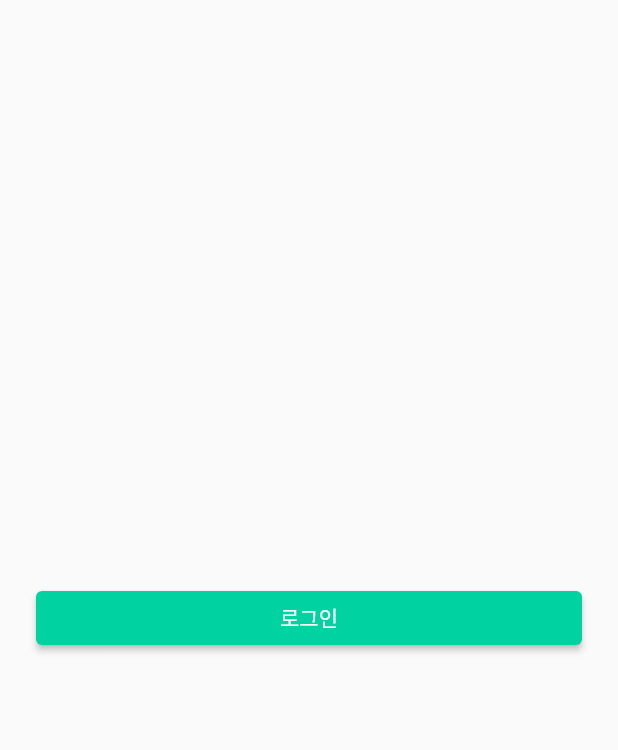
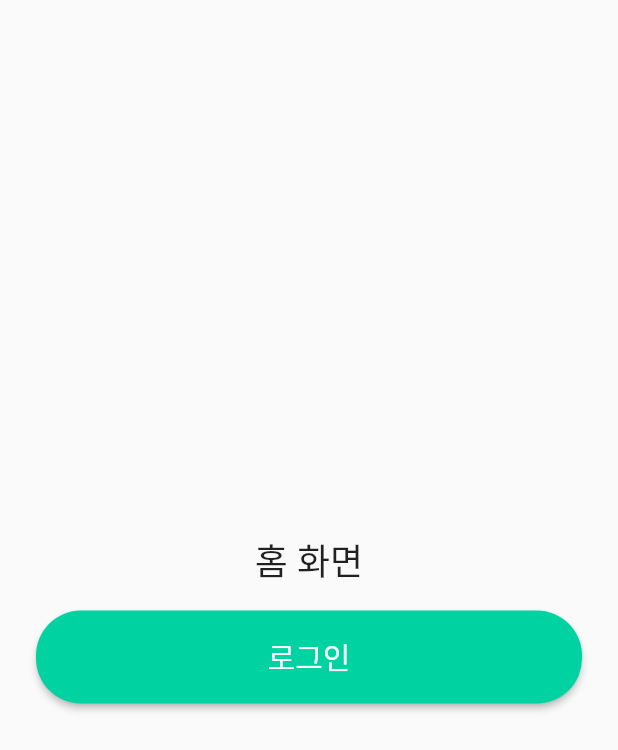
Before and after one commit to JakeSeo/simple_login_screen, a Flutter app: the screen it shows after launch, on a phone screen of 412 x 824 dp. Shown: the top 750 px of the screen. Run offline on Flutter 3.47's test engine with Material 2 defaults, Android fonts, the phone set to English and light mode, and no system bars; our stand-ins replace go_router; Roboto replaces fonts that are missing (Pretendard).

Commit message:
updated: 로그인 화면 구성

```diff
--- a/lib/constants.dart
+++ b/lib/constants.dart
@@ -2,4 +2,19 @@ import 'package:flutter/material.dart';
 
 class Constants {
   static const Color mainGreen = Color.fromRGBO(0, 210, 161, 1);
+  static MaterialColor mainColor = MaterialColor(
+    mainGreen.value,
+    <int, Color>{
+      50: mainGreen.withOpacity(0.1),
+      100: mainGreen.withOpacity(0.2),
+      200: mainGreen.withOpacity(0.3),
+      300: mainGreen.withOpacity(0.4),
+      400: mainGreen.withOpacity(0.5),
+      500: mainGreen.withOpacity(0.6),
+      600: mainGreen.withOpacity(0.7),
+      700: mainGreen.withOpacity(0.8),
+      800: mainGreen.withOpacity(0.9),
+      900: mainGreen.withOpacity(1),
+    },
+  );
 }
--- a/lib/main.dart
+++ b/lib/main.dart
@@ -1,4 +1,5 @@
 import 'package:flutter/material.dart';
+import 'package:simple_login_screen/constants.dart';
 
 import 'router/app_router.dart';
 
@@ -16,6 +17,8 @@ class MyApp extends StatelessWidget {
     return MaterialApp.router(
       title: 'Simple Login Screen',
       theme: ThemeData(
+        primaryColor: Constants.mainColor,
+        brightness: Brightness.light,
         fontFamily: 'Pretendard',
       ),
       routerConfig: appRouter.router,
--- a/lib/views/common/custom_button.dart
+++ b/lib/views/common/custom_button.dart
@@ -4,12 +4,12 @@ import 'package:simple_login_screen/constants.dart';
 class CustomButton extends StatelessWidget {
   const CustomButton({
     super.key,
-    required this.child,
+    required this.text,
     required this.onPressed,
     this.isLoading = false,
   });
 
-  final Widget child;
+  final String text;
   final VoidCallback onPressed;
   final bool isLoading;
 
@@ -20,10 +20,15 @@ class CustomButton extends StatelessWidget {
         Expanded(
           child: ElevatedButton(
             style: ElevatedButton.styleFrom(
+              shape: RoundedRectangleBorder(
+                borderRadius: BorderRadius.circular(30.0),
+              ),
               backgroundColor: Constants.mainGreen,
               foregroundColor: Colors.white,
             ),
             onPressed: onPressed,
+            child: Padding(
+              padding: const EdgeInsets.symmetric(vertical: 16),
               child: isLoading
                   ? const SizedBox(
                       width: 20,
@@ -33,7 +38,8 @@ class CustomButton extends StatelessWidget {
                         strokeWidth: 3,
                       ),
                     )
-                : child,
+                  : Text(text, style: const TextStyle(fontSize: 20)),
+            ),
           ),
         ),
       ],
--- a/lib/views/screens/home_screen.dart
+++ b/lib/views/screens/home_screen.dart
@@ -17,9 +17,21 @@ class HomeScreen extends StatelessWidget {
       body: Padding(
         padding: const EdgeInsets.symmetric(horizontal: 24.0),
         child: Center(
-          child: CustomButton(
-            onPressed: () => _goToLoginScreen(context),
-            child: const Text("로그인"),
+          child: Column(
+            mainAxisAlignment: MainAxisAlignment.center,
+            children: [
+              const Text(
+                "홈 화면",
+                style: TextStyle(
+                  fontSize: 24,
+                ),
+              ),
+              const SizedBox(height: 16),
+              CustomButton(
+                onPressed: () => _goToLoginScreen(context),
+                text: "로그인",
+              ),
+            ],
           ),
         ),
       ),
```
Also changed, not shown: lib/views/common/custom_text_form_field.dart (added, +26 -0 lines), lib/views/screens/login_screen.dart (+115 -3 lines). Lines whose indentation alone changed are shown as unchanged.
